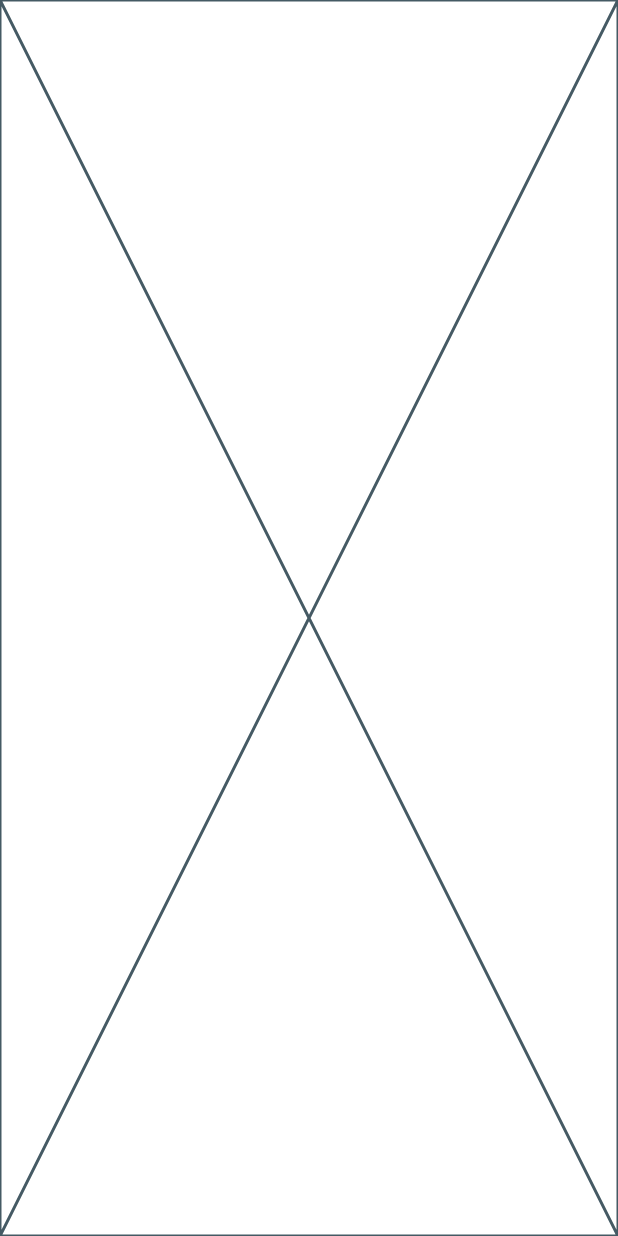
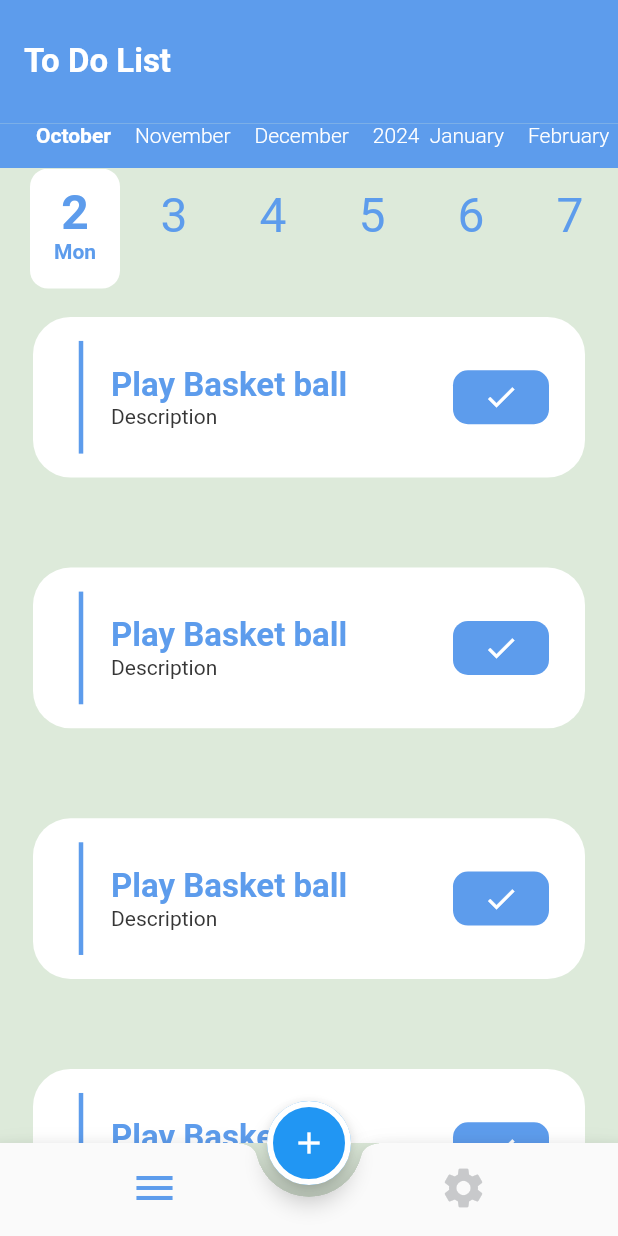
Before and after one commit to youssefAnwar87/todo_app, a Flutter app: the screen it shows after launch, on a phone screen of 412 x 824 dp. Run offline on Flutter 3.47's test engine with Material 2 defaults, Android fonts, the phone set to English and light mode, and no system bars; drawn by our look-alikes of calendar_timeline, flutter_slidable.

Commit message:
Finished bottom sheet and tab list UI

```diff
--- a/lib/UI/screens/home/home_screen.dart
+++ b/lib/UI/screens/home/home_screen.dart
@@ -1,9 +1,61 @@
 import 'package:flutter/material.dart';
+import 'package:todo_app/UI/bottomsheets/add_bottom_sheet.dart';
+import 'package:todo_app/UI/screens/home/settings/settings.dart';
+import 'package:todo_app/UI/screens/home/tabs/tab_list.dart';
 
-class HomeScreen extends StatelessWidget {
+class HomeScreen extends StatefulWidget {
 static  const String  routeName ="home";
+
+  const HomeScreen({super.key});
+
+  @override
+  State<HomeScreen> createState() => _HomeScreenState();
+}
+
+class _HomeScreenState extends State<HomeScreen> {
+  int currentSelectedIndex = 0;
   @override
   Widget build(BuildContext context) {
-    return const Placeholder();
+    return Scaffold(
+      appBar: AppBar(
+        title: Text("To Do List"),
+        toolbarHeight: MediaQuery.of(context).size.height*0.10,
+      ),
+      body: currentSelectedIndex == 0 ? ListTab() : SettingsTab(),
+      bottomNavigationBar: buildBotoomNav(),
+      floatingActionButton:  buildFab(),
+      floatingActionButtonLocation: FloatingActionButtonLocation.centerDocked,
+    );
   }
+
+Widget  buildBotoomNav() => BottomAppBar(
+  shape: CircularNotchedRectangle(),
+  clipBehavior: Clip.hardEdge,
+  notchMargin: 8,
+  child:   BottomNavigationBar(
+    onTap: (index){
+      currentSelectedIndex = index;
+      setState(() {
+
+      });
+    },
+      currentIndex: currentSelectedIndex,
+      items : [
+    BottomNavigationBarItem(icon: Icon(Icons.menu),label:"" ),
+
+    BottomNavigationBarItem(icon: Icon(Icons.settings),label:"" ),
+
+  ]),
+);
+
+  Widget buildFab() => FloatingActionButton(onPressed: (){
+    showModalBottomSheet(context: context,
+        isScrollControlled: true ,
+        builder: (_)=>Padding(
+          padding: MediaQuery.of(context).viewInsets,
+          child: AddBottomSheet(),
+        ));
+  },
+  child: Icon(Icons.add),
+  );
 }
--- /dev/null
+++ b/lib/UI/screens/home/tabs/tab_list.dart
@@ -0,0 +1,47 @@
+import 'package:calendar_timeline/calendar_timeline.dart';
+import 'package:flutter/material.dart';
+import 'package:todo_app/UI/screens/home/tabs/todo_widget.dart';
+import 'package:todo_app/UI/utils/app_colors.dart';
+
+class ListTab extends StatelessWidget {
+  const ListTab({super.key});
+
+  @override
+  Widget build(BuildContext context) {
+    return Column(
+      children: [
+        Container(
+          height: MediaQuery.of(context).size.height*0.12,
+          child: Stack(
+            children: [
+              Column(
+                children: [
+                  Expanded(flex : 3,child: Container(color: AppColors.primary,)),
+                  Expanded(flex : 7 ,child:Container(color: AppColors.accent,) )
+                ],
+              ),
+              CalendarTimeline(
+                initialDate: DateTime.now(),
+                firstDate: DateTime.now().subtract(Duration(days: 365)),
+                lastDate: DateTime.now().add(Duration(days: 365)),
+                onDateSelected: (date) => print(date),
+                leftMargin: 20,
+                monthColor: AppColors.white,
+                dayColor: AppColors.primary,
+                activeDayColor: AppColors.primary,
+                activeBackgroundDayColor: AppColors.white,
+                dotsColor: AppColors.transparent,
+              ),
+            ],
+          ),
+        ),
+        Expanded(
+          child: ListView.builder(
+             itemCount: 10,
+              itemBuilder: (context,index) =>ToDoWidget()
+          ),
+        ),
+      ],
+    );
+  }
+}
--- /dev/null
+++ b/lib/UI/screens/home/tabs/todo_widget.dart
@@ -0,0 +1,63 @@
+import 'package:flutter/material.dart';
+import 'package:flutter_slidable/flutter_slidable.dart';
+import 'package:todo_app/UI/utils/app_colors.dart';
+import 'package:todo_app/UI/utils/app_theme.dart';
+
+class ToDoWidget extends StatelessWidget {
+  const ToDoWidget({super.key});
+
+  @override
+  Widget build(BuildContext context) {
+    return Container(
+      decoration: BoxDecoration(
+        color: AppColors.white,
+        borderRadius: BorderRadius.circular(25),
+      ),
+      margin: EdgeInsets.symmetric(horizontal:22 ,vertical: 30),
+
+      child: Slidable(
+        startActionPane:ActionPane(
+          extentRatio: 0.3,
+          motion: StretchMotion(),
+          children: [
+            SlidableAction(
+              onPressed: (_){},
+              backgroundColor: Colors.red,
+              foregroundColor: AppColors.white,
+              icon: Icons.delete,
+              label: 'delete',
+            ),
+          ],
+        ) ,
+        child: Container(
+          padding:EdgeInsets.symmetric(horizontal:24 ,vertical: 16),
+          height: MediaQuery.of(context).size.height*0.13,
+
+          child: Row(
+            children: [
+              VerticalDivider(),
+              SizedBox(width: 12,),
+              Expanded(
+                child: Column(
+                  mainAxisAlignment: MainAxisAlignment.center,
+                  crossAxisAlignment: CrossAxisAlignment.start,
+                  children: [
+                    Text("Play Basket ball",style: AppTheme.taskTitleTextStyle,),
+                    Text("Description",style: AppTheme.taskDiscriptionTextStyle,),
+                  ],
+                ),
+              ),
+              Container(
+                decoration: BoxDecoration(
+                  color: AppColors.primary,
+                  borderRadius: BorderRadius.circular(10)
+                ),
+                  padding: EdgeInsets.symmetric(vertical: 6,horizontal: 20),
+                  child: Icon(Icons.check,color: AppColors.white,)),
+            ],
+          ),
+        ),
+      ),
+    );
+  }
+}
--- a/lib/UI/utils/app_theme.dart
+++ b/lib/UI/utils/app_theme.dart
@@ -28,6 +28,9 @@ abstract class AppTheme{
       shape: StadiumBorder(
         side: BorderSide(color: AppColors.white,width: 4),
       )
+    ),
+    dividerTheme: DividerThemeData(
+      thickness: 3,color: AppColors.primary
     )
   );
   static ThemeData darkTheme = ThemeData(
@@ -50,6 +53,9 @@ abstract class AppTheme{
       shape: StadiumBorder(
         side: BorderSide(color: AppColors.accentDark,width: 4),
       )
-    )
+    ),
+      dividerTheme: DividerThemeData(
+          thickness: 3,color: AppColors.primaryDark
+      )
   );
 }
--- a/lib/main.dart
+++ b/lib/main.dart
@@ -21,7 +21,7 @@ class MyApp extends StatelessWidget {
         SplashScreen.routeName :(_)=> SplashScreen(),
         HomeScreen.routeName :(_)=> HomeScreen(),
       },
-      initialRoute: SplashScreen.routeName,
+      initialRoute: HomeScreen.routeName,
     );
   }
 }
```
Also changed, not shown: lib/UI/bottomsheets/add_bottom_sheet.dart (added, +32 -0 lines), lib/UI/screens/home/settings/settings.dart (added, +12 -0 lines), lib/UI/widgets/my_text_field.dart (added, +15 -0 lines), pubspec.yaml (+2 -5 lines), pubspec.lock.
